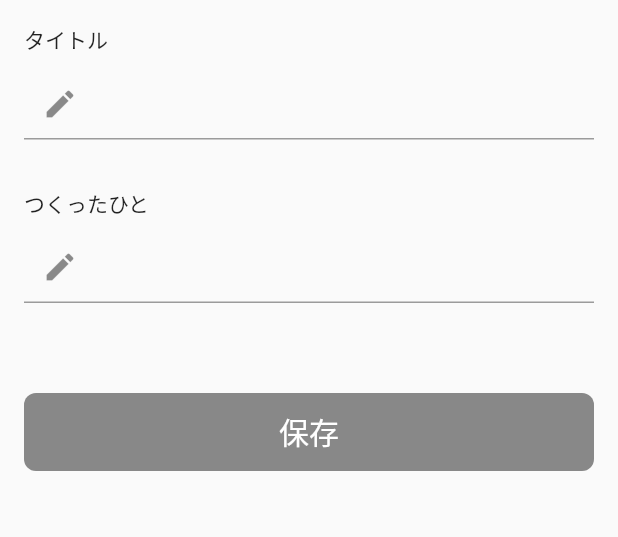
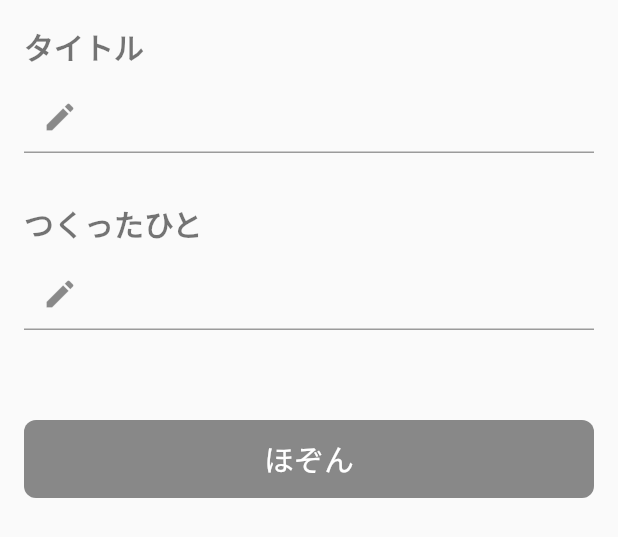
Before and after one commit to chooyan-eng/endecode, a Flutter app: the SaveDataDialogBody widget shown alone on an empty page, opened directly, on a phone screen of 412 x 824 dp. Shown: the top 537 px of the screen. Run offline on Flutter 3.47's test engine with Material 2 defaults, Android fonts, the phone set to English and light mode, and no system bars; our stand-ins replace share, sqflite; accounts and stored records are empty.

Commit message:
シェア機能やレイアウトの調整など

```diff
--- a/lib/model/image_data.dart
+++ b/lib/model/image_data.dart
@@ -79,6 +79,7 @@ class ImageDataProvider {
     List<Map> maps = await db.query(
       ImageData.tableImageData,
       columns: [ImageData.columnId, ImageData.columnTitle, ImageData.columnCreator, ImageData.columnData],
+      orderBy: "${ImageData.columnId} desc",
     );
 
     final result = List<ImageData>();
--- a/lib/view/encode.dart
+++ b/lib/view/encode.dart
@@ -135,7 +135,7 @@ class _EncodeState extends State<Encode> {
                     borderRadius: BorderRadius.all(Radius.circular(8)),
                   ),
                   padding: const EdgeInsets.fromLTRB(0, 0, 0, 0),
-                  child: const Center(child: const Text("保存", style: const TextStyle(fontSize: 20.0), textAlign: TextAlign.center))
+                  child: const Center(child: const Text("ほぞん", style: const TextStyle(fontSize: 20.0), textAlign: TextAlign.center))
                 ),
               ),
               SizedBox(height: 32),
--- a/lib/widget/component/save_data_dialog_body.dart
+++ b/lib/widget/component/save_data_dialog_body.dart
@@ -1,6 +1,7 @@
 import 'dart:math';
 
 import 'package:ende_code/widget/component/colors.dart';
+import 'package:ende_code/widget/style/styles.dart';
 import 'package:flutter/material.dart';
 
 class SaveDataDialogBody extends StatefulWidget {
@@ -35,7 +36,7 @@ class _SaveDataDialogBodyState extends State<SaveDataDialogBody> {
         child: Column(
           crossAxisAlignment: CrossAxisAlignment.start,
           children: <Widget>[
-            Text("タイトル"),
+            Text("タイトル", style: EndecodeTextStyle.label),
             SizedBox(height: 8),
             Theme(
               data: ThemeData (
@@ -51,7 +52,7 @@ class _SaveDataDialogBodyState extends State<SaveDataDialogBody> {
               ),
             ),
             SizedBox(height: 32),
-            Text("つくったひと"),
+            Text("つくったひと", style: EndecodeTextStyle.label),
             SizedBox(height: 8),
             Theme(
               data: ThemeData (
@@ -83,7 +84,7 @@ class _SaveDataDialogBodyState extends State<SaveDataDialogBody> {
                   borderRadius: BorderRadius.all(Radius.circular(8)),
                 ),
                 padding: const EdgeInsets.fromLTRB(0, 0, 0, 0),
-                child: const Center(child: const Text("保存", style: const TextStyle(fontSize: 20.0), textAlign: TextAlign.center))
+                child: const Center(child: const Text("ほぞん", style: const TextStyle(fontSize: 20.0), textAlign: TextAlign.center))
               ),
             ),
           ],
--- /dev/null
+++ b/lib/widget/style/styles.dart
@@ -0,0 +1,23 @@
+
+import 'package:flutter/material.dart';
+
+class EndecodeTextStyle {
+
+  static const label = const TextStyle(
+    fontSize: 20,
+    color: Colors.black54,
+    fontWeight: FontWeight.bold,
+  );
+
+  static const cardTitle = const TextStyle(
+    fontSize: 20,
+    color: Colors.black54,
+    fontWeight: FontWeight.bold,
+  );
+
+  static const cardCreator = const TextStyle(
+    fontSize: 18,
+    color: Colors.black54,
+  );
+
+}
--- a/pubspec.yaml
+++ b/pubspec.yaml
@@ -21,6 +21,7 @@ dependencies:
     sdk: flutter
   sqflite: ^1.1.6
   provider: ^3.0.0+1
+  share: ^0.6.2+3
 
   # The following adds the Cupertino Icons font to your application.
   # Use with the CupertinoIcons class for iOS style icons.
```
Also changed, not shown: lib/main.dart (+5 -4 lines), lib/view/index.dart (+14 -2 lines), pubspec.lock, 2 other files.
